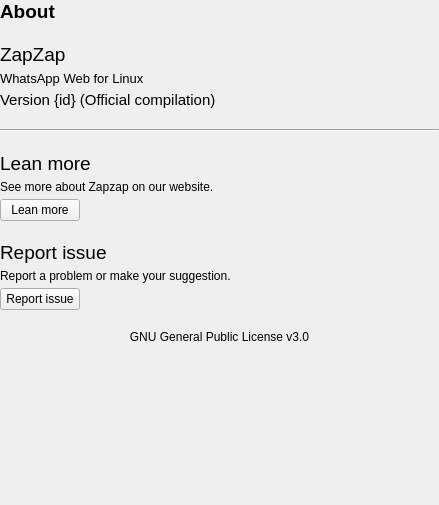
jmbatistav/zapzap, file zapzap/view/ui/about_page.ui: the form before one commit.
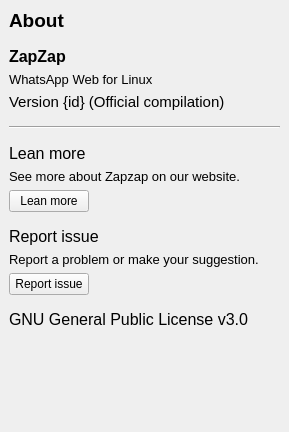
The form after the commit.

Patch:
```diff
--- a/zapzap/view/ui/about_page.ui
+++ b/zapzap/view/ui/about_page.ui
@@ -6,8 +6,8 @@
    <rect>
     <x>0</x>
     <y>0</y>
-    <width>439</width>
-    <height>505</height>
+    <width>289</width>
+    <height>432</height>
    </rect>
   </property>
   <property name="windowTitle">
@@ -42,25 +42,25 @@
        <rect>
         <x>0</x>
         <y>0</y>
-        <width>439</width>
-        <height>505</height>
+        <width>289</width>
+        <height>432</height>
        </rect>
       </property>
       <layout class="QVBoxLayout" name="verticalLayout_4">
        <property name="spacing">
-        <number>20</number>
+        <number>15</number>
        </property>
        <property name="leftMargin">
-        <number>0</number>
+        <number>9</number>
        </property>
        <property name="topMargin">
-        <number>0</number>
+        <number>9</number>
        </property>
        <property name="rightMargin">
-        <number>0</number>
+        <number>9</number>
        </property>
        <property name="bottomMargin">
-        <number>0</number>
+        <number>9</number>
        </property>
        <item>
         <widget class="QLabel" name="label">
@@ -78,14 +78,14 @@
        <item>
         <layout class="QVBoxLayout" name="verticalLayout">
          <property name="spacing">
-          <number>5</number>
+          <number>6</number>
          </property>
          <item>
           <widget class="QLabel" name="name_app">
            <property name="font">
             <font>
-             <pointsize>14</pointsize>
-             <bold>false</bold>
+             <pointsize>12</pointsize>
+             <bold>true</bold>
             </font>
            </property>
            <property name="text">
@@ -132,13 +132,13 @@
        <item>
         <layout class="QVBoxLayout" name="verticalLayout_2">
          <property name="spacing">
-          <number>5</number>
+          <number>6</number>
          </property>
          <item>
           <widget class="QLabel" name="label_2">
            <property name="font">
             <font>
-             <pointsize>14</pointsize>
+             <pointsize>12</pointsize>
             </font>
            </property>
            <property name="text">
@@ -148,6 +148,11 @@
          </item>
          <item>
           <widget class="QLabel" name="label_3">
+           <property name="font">
+            <font>
+             <pointsize>10</pointsize>
+            </font>
+           </property>
            <property name="text">
             <string>See more about Zapzap on our website.</string>
            </property>
@@ -171,13 +176,13 @@
        <item>
         <layout class="QVBoxLayout" name="verticalLayout_3">
          <property name="spacing">
-          <number>5</number>
+          <number>6</number>
          </property>
          <item>
           <widget class="QLabel" name="label_5">
            <property name="font">
             <font>
-             <pointsize>14</pointsize>
+             <pointsize>12</pointsize>
             </font>
            </property>
            <property name="text">
@@ -187,6 +192,11 @@
          </item>
          <item>
           <widget class="QLabel" name="label_6">
+           <property name="font">
+            <font>
+             <pointsize>10</pointsize>
+            </font>
+           </property>
            <property name="text">
             <string>Report a problem or make your suggestion.</string>
            </property>
@@ -209,11 +219,16 @@
        </item>
        <item>
         <widget class="QLabel" name="label_4">
+         <property name="font">
+          <font>
+           <pointsize>12</pointsize>
+          </font>
+         </property>
          <property name="text">
           <string>GNU General Public License v3.0</string>
          </property>
          <property name="alignment">
-          <set>Qt::AlignCenter</set>
+          <set>Qt::AlignLeading|Qt::AlignLeft|Qt::AlignVCenter</set>
          </property>
         </widget>
        </item>
```
